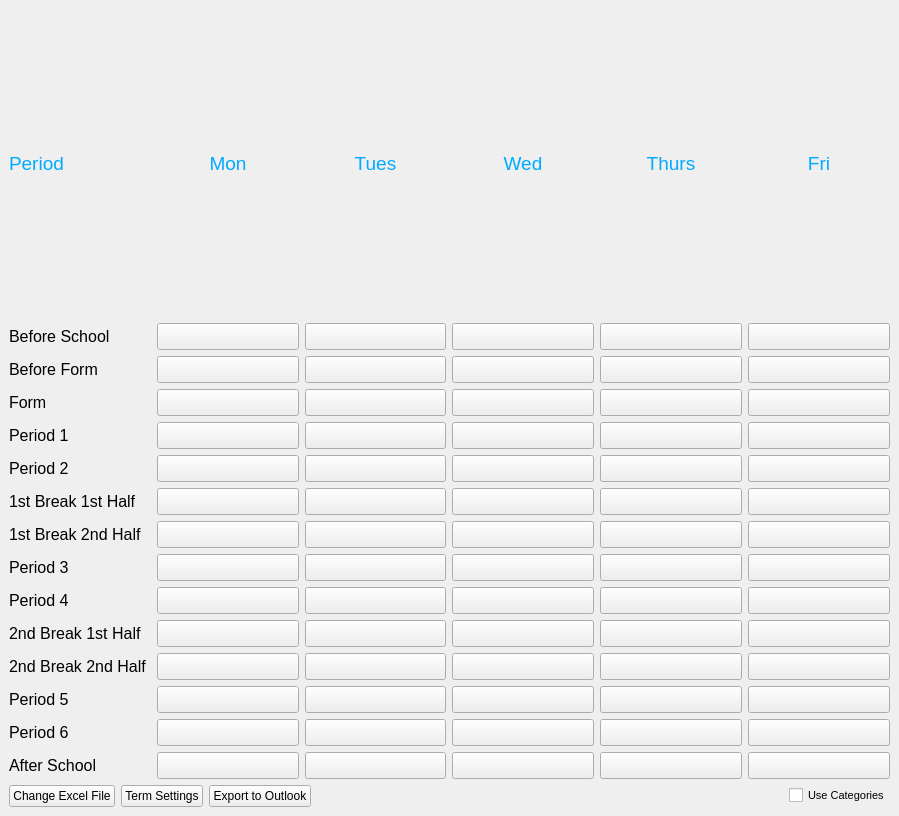
Before: the Qt Designer form tt2outlook.ui in DamoM73/timetabler2outlook, drawn with Qt 5.
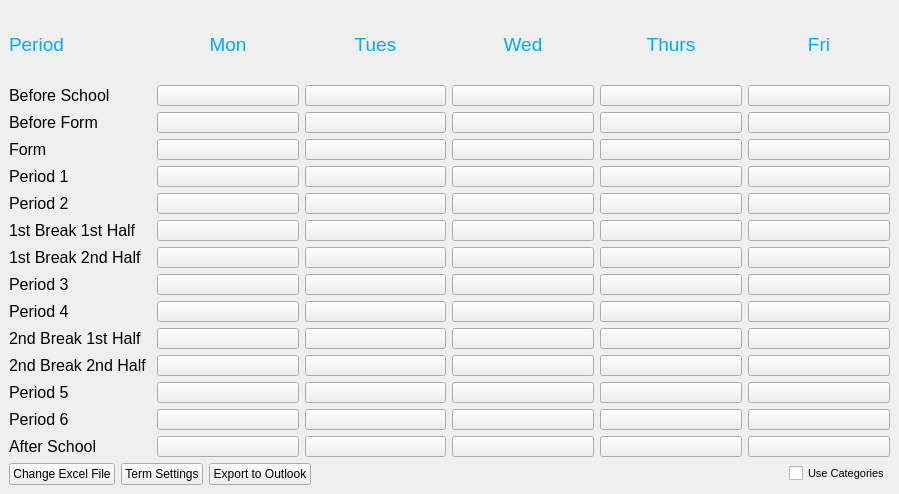
After: the same form once the commit is applied.

```diff
--- a/tt2outlook.ui
+++ b/tt2outlook.ui
@@ -7,7 +7,7 @@
     <x>0</x>
     <y>0</y>
     <width>899</width>
-    <height>816</height>
+    <height>494</height>
    </rect>
   </property>
   <property name="windowTitle">
@@ -15,6 +15,18 @@
   </property>
   <widget class="QWidget" name="centralwidget">
    <layout class="QGridLayout" name="gridLayout">
+    <property name="leftMargin">
+     <number>9</number>
+    </property>
+    <property name="topMargin">
+     <number>9</number>
+    </property>
+    <property name="rightMargin">
+     <number>9</number>
+    </property>
+    <property name="bottomMargin">
+     <number>9</number>
+    </property>
     <item row="0" column="0">
      <layout class="QVBoxLayout" name="verticalLayout">
       <item>
@@ -174,7 +186,7 @@
          <widget class="QPushButton" name="mon_bs_btn">
           <property name="font">
            <font>
-            <pointsize>12</pointsize>
+            <pointsize>8</pointsize>
            </font>
           </property>
           <property name="text">
@@ -189,7 +201,7 @@
          <widget class="QPushButton" name="tues_bs_btn">
           <property name="font">
            <font>
-            <pointsize>12</pointsize>
+            <pointsize>8</pointsize>
            </font>
           </property>
           <property name="text">
@@ -204,7 +216,7 @@
          <widget class="QPushButton" name="wed_bs_btn">
           <property name="font">
            <font>
-            <pointsize>12</pointsize>
+            <pointsize>8</pointsize>
            </font>
           </property>
           <property name="text">
@@ -219,7 +231,7 @@
          <widget class="QPushButton" name="thurs_bs_btn">
           <property name="font">
            <font>
-            <pointsize>12</pointsize>
+            <pointsize>8</pointsize>
            </font>
           </property>
           <property name="text">
@@ -234,7 +246,7 @@
          <widget class="QPushButton" name="fri_bs_btn">
           <property name="font">
            <font>
-            <pointsize>12</pointsize>
+            <pointsize>8</pointsize>
            </font>
           </property>
           <property name="text">
@@ -265,7 +277,7 @@
          <widget class="QPushButton" name="mon_bf_btn">
           <property name="font">
            <font>
-            <pointsize>12</pointsize>
+            <pointsize>8</pointsize>
            </font>
           </property>
           <property name="text">
@@ -280,7 +292,7 @@
          <widget class="QPushButton" name="tues_bf_btn">
           <property name="font">
            <font>
-            <pointsize>12</pointsize>
+            <pointsize>8</pointsize>
            </font>
           </property>
           <property name="text">
@@ -295,7 +307,7 @@
          <widget class="QPushButton" name="wed_bf_btn">
           <property name="font">
            <font>
-            <pointsize>12</pointsize>
+            <pointsize>8</pointsize>
            </font>
           </property>
           <property name="text">
@@ -310,7 +322,7 @@
          <widget class="QPushButton" name="thurs_bf_btn">
           <property name="font">
            <font>
-            <pointsize>12</pointsize>
+            <pointsize>8</pointsize>
            </font>
           </property>
           <property name="text">
@@ -325,7 +337,7 @@
          <widget class="QPushButton" name="fri_bf_btn">
           <property name="font">
            <font>
-            <pointsize>12</pointsize>
+            <pointsize>8</pointsize>
            </font>
           </property>
           <property name="text">
@@ -356,7 +368,7 @@
          <widget class="QPushButton" name="mon_f_btn">
           <property name="font">
            <font>
-            <pointsize>12</pointsize>
+            <pointsize>8</pointsize>
            </font>
           </property>
           <property name="text">
@@ -371,7 +383,7 @@
          <widget class="QPushButton" name="tues_f_btn">
           <property name="font">
            <font>
-            <pointsize>12</pointsize>
+            <pointsize>8</pointsize>
            </font>
           </property>
           <property name="text">
@@ -386,7 +398,7 @@
          <widget class="QPushButton" name="wed_f_btn">
           <property name="font">
            <font>
-            <pointsize>12</pointsize>
+            <pointsize>8</pointsize>
            </font>
           </property>
           <property name="text">
@@ -401,7 +413,7 @@
          <widget class="QPushButton" name="thurs_f_btn">
           <property name="font">
            <font>
-            <pointsize>12</pointsize>
+            <pointsize>8</pointsize>
            </font>
           </property>
           <property name="text">
@@ -416,7 +428,7 @@
          <widget class="QPushButton" name="fri_f_btn">
           <property name="font">
            <font>
-            <pointsize>12</pointsize>
+            <pointsize>8</pointsize>
            </font>
           </property>
           <property name="text">
@@ -447,7 +459,7 @@
          <widget class="QPushButton" name="mon_p1_btn">
           <property name="font">
            <font>
-            <pointsize>12</pointsize>
+            <pointsize>8</pointsize>
            </font>
           </property>
           <property name="text">
@@ -462,7 +474,7 @@
          <widget class="QPushButton" name="tues_p1_btn">
           <property name="font">
            <font>
-            <pointsize>12</pointsize>
+            <pointsize>8</pointsize>
            </font>
           </property>
           <property name="text">
@@ -477,7 +489,7 @@
          <widget class="QPushButton" name="wed_p1_btn">
           <property name="font">
            <font>
-            <pointsize>12</pointsize>
+            <pointsize>8</pointsize>
            </font>
           </property>
           <property name="text">
@@ -492,7 +504,7 @@
          <widget class="QPushButton" name="thurs_p1_btn">
           <property name="font">
            <font>
-            <pointsize>12</pointsize>
+            <pointsize>8</pointsize>
            </font>
           </property>
           <property name="text">
@@ -507,7 +519,7 @@
          <widget class="QPushButton" name="fri_p1_btn">
           <property name="font">
            <font>
-            <pointsize>12</pointsize>
+            <pointsize>8</pointsize>
            </font>
           </property>
           <property name="text">
@@ -538,7 +550,7 @@
          <widget class="QPushButton" name="mon_p2_btn">
           <property name="font">
            <font>
-            <pointsize>12</pointsize>
+            <pointsize>8</pointsize>
            </font>
           </property>
           <property name="text">
@@ -553,7 +565,7 @@
          <widget class="QPushButton" name="tues_p2_btn">
           <property name="font">
            <font>
-            <pointsize>12</pointsize>
+            <pointsize>8</pointsize>
            </font>
           </property>
           <property name="text">
@@ -568,7 +580,7 @@
          <widget class="QPushButton" name="wed_p2_btn">
           <property name="font">
            <font>
-            <pointsize>12</pointsize>
+            <pointsize>8</pointsize>
            </font>
           </property>
           <property name="text">
@@ -583,7 +595,7 @@
          <widget class="QPushButton" name="thurs_p2_btn">
           <property name="font">
            <font>
-            <pointsize>12</pointsize>
+            <pointsize>8</pointsize>
            </font>
           </property>
           <property name="text">
@@ -598,7 +610,7 @@
          <widget class="QPushButton" name="fri_p2_btn">
           <property name="font">
            <font>
-            <pointsize>12</pointsize>
+            <pointsize>8</pointsize>
            </font>
           </property>
           <property name="text">
@@ -629,7 +641,7 @@
          <widget class="QPushButton" name="mon_fbfh_btn">
           <property name="font">
            <font>
-            <pointsize>12</pointsize>
+            <pointsize>8</pointsize>
            </font>
           </property>
           <property name="text">
@@ -644,7 +656,7 @@
          <widget class="QPushButton" name="tues_fbfh_btn">
           <property name="font">
            <font>
-            <pointsize>12</pointsize>
+            <pointsize>8</pointsize>
            </font>
           </property>
           <property name="text">
@@ -659,7 +671,7 @@
          <widget class="QPushButton" name="wed_fbfh_btn">
           <property name="font">
            <font>
-            <pointsize>12</pointsize>
+            <pointsize>8</pointsize>
            </font>
           </property>
           <property name="text">
@@ -674,7 +686,7 @@
          <widget class="QPushButton" name="thurs_fbfh_btn">
           <property name="font">
            <font>
-            <pointsize>12</pointsize>
+            <pointsize>8</pointsize>
            </font>
           </property>
           <property name="text">
@@ -689,7 +701,7 @@
          <widget class="QPushButton" name="fri_fbfh_btn">
           <property name="font">
            <font>
-            <pointsize>12</pointsize>
+            <pointsize>8</pointsize>
            </font>
           </property>
           <property name="text">
@@ -720,7 +732,7 @@
          <widget class="QPushButton" name="mon_fbsh_btn">
           <property name="font">
            <font>
-            <pointsize>12</pointsize>
+            <pointsize>8</pointsize>
            </font>
           </property>
           <property name="text">
@@ -735,7 +747,7 @@
          <widget class="QPushButton" name="tues_fbsh_btn">
           <property name="font">
            <font>
-            <pointsize>12</pointsize>
+            <pointsize>8</pointsize>
            </font>
           </property>
           <property name="text">
@@ -750,7 +762,7 @@
          <widget class="QPushButton" name="wed_fbsh_btn">
           <property name="font">
            <font>
-            <pointsize>12</pointsize>
+            <pointsize>8</pointsize>
            </font>
           </property>
           <property name="text">
@@ -765,7 +777,7 @@
          <widget class="QPushButton" name="thurs_fbsh_btn">
           <property name="font">
            <font>
-            <pointsize>12</pointsize>
+            <pointsize>8</pointsize>
            </font>
           </property>
           <property name="text">
@@ -780,7 +792,7 @@
          <widget class="QPushButton" name="fri_fbsh_btn">
           <property name="font">
            <font>
-            <pointsize>12</pointsize>
+            <pointsize>8</pointsize>
            </font>
           </property>
           <property name="text">
@@ -811,7 +823,7 @@
          <widget class="QPushButton" name="mon_p3_btn">
           <property name="font">
            <font>
-            <pointsize>12</pointsize>
+            <pointsize>8</pointsize>
            </font>
           </property>
           <property name="text">
@@ -826,7 +838,7 @@
          <widget class="QPushButton" name="tues_p3_btn">
           <property name="font">
            <font>
-            <pointsize>12</pointsize>
+            <pointsize>8</pointsize>
            </font>
           </property>
           <property name="text">
@@ -841,7 +853,7 @@
          <widget class="QPushButton" name="wed_p3_btn">
           <property name="font">
            <font>
-            <pointsize>12</pointsize>
+            <pointsize>8</pointsize>
            </font>
           </property>
           <property name="text">
@@ -856,7 +868,7 @@
          <widget class="QPushButton" name="thurs_p3_btn">
           <property name="font">
            <font>
-            <pointsize>12</pointsize>
+            <pointsize>8</pointsize>
            </font>
           </property>
           <property name="text">
@@ -871,7 +883,7 @@
          <widget class="QPushButton" name="fri_p3_btn">
           <property name="font">
            <font>
-            <pointsize>12</pointsize>
+            <pointsize>8</pointsize>
            </font>
           </property>
           <property name="text">
@@ -902,7 +914,7 @@
          <widget class="QPushButton" name="mon_p4_btn">
           <property name="font">
            <font>
-            <pointsize>12</pointsize>
+            <pointsize>8</pointsize>
            </font>
           </property>
           <property name="text">
@@ -917,7 +929,7 @@
          <widget class="QPushButton" name="tues_p4_btn">
           <property name="font">
            <font>
-            <pointsize>12</pointsize>
+            <pointsize>8</pointsize>
            </font>
           </property>
           <property name="text">
@@ -932,7 +944,7 @@
          <widget class="QPushButton" name="wed_p4_btn">
           <property name="font">
            <font>
-            <pointsize>12</pointsize>
+            <pointsize>8</pointsize>
            </font>
           </property>
           <property name="text">
@@ -947,7 +959,7 @@
          <widget class="QPushButton" name="thurs_p4_btn">
           <property name="font">
            <font>
-            <pointsize>12</pointsize>
+            <pointsize>8</pointsize>
            </font>
           </property>
           <property name="text">
@@ -962,7 +974,7 @@
          <widget class="QPushButton" name="fri_p4_btn">
           <property name="font">
            <font>
-            <pointsize>12</pointsize>
+            <pointsize>8</pointsize>
            </font>
           </property>
           <property name="text">
@@ -993,7 +1005,7 @@
          <widget class="QPushButton" name="mon_sbfh_btn">
           <property name="font">
            <font>
-            <pointsize>12</pointsize>
+            <pointsize>8</pointsize>
            </font>
           </property>
           <property name="text">
@@ -1008,7 +1020,7 @@
          <widget class="QPushButton" name="tues_sbfh_btn">
           <property name="font">
            <font>
-            <pointsize>12</pointsize>
+            <pointsize>8</pointsize>
            </font>
           </property>
           <property name="text">
@@ -1023,7 +1035,7 @@
          <widget class="QPushButton" name="wed_sbfh_btn">
           <property name="font">
            <font>
-            <pointsize>12</pointsize>
+            <pointsize>8</pointsize>
            </font>
           </property>
           <property name="text">
@@ -1038,7 +1050,7 @@
          <widget class="QPushButton" name="thurs_sbfh_btn">
           <property name="font">
            <font>
-            <pointsize>12</pointsize>
+            <pointsize>8</pointsize>
            </font>
           </property>
           <property name="text">
@@ -1053,7 +1065,7 @@
          <widget class="QPushButton" name="fri_sbfh_btn">
           <property name="font">
            <font>
-            <pointsize>12</pointsize>
+            <pointsize>8</pointsize>
            </font>
           </property>
           <property name="text">
@@ -1084,7 +1096,7 @@
          <widget class="QPushButton" name="mon_sbsh_btn">
           <property name="font">
            <font>
-            <pointsize>12</pointsize>
+            <pointsize>8</pointsize>
            </font>
           </property>
           <property name="text">
@@ -1099,7 +1111,7 @@
          <widget class="QPushButton" name="tues_sbsh_btn">
           <property name="font">
            <font>
-            <pointsize>12</pointsize>
+            <pointsize>8</pointsize>
            </font>
           </property>
           <property name="text">
@@ -1114,7 +1126,7 @@
          <widget class="QPushButton" name="wed_sbsh_btn">
           <property name="font">
            <font>
-            <pointsize>12</pointsize>
+            <pointsize>8</pointsize>
            </font>
           </property>
           <property name="text">
@@ -1129,7 +1141,7 @@
          <widget class="QPushButton" name="thurs_sbsh_btn">
           <property name="font">
            <font>
-            <pointsize>12</pointsize>
+            <pointsize>8</pointsize>
            </font>
           </property>
           <property name="text">
@@ -1144,7 +1156,7 @@
          <widget class="QPushButton" name="fri_sbsh_btn">
           <property name="font">
            <font>
-            <pointsize>12</pointsize>
+            <pointsize>8</pointsize>
            </font>
           </property>
           <property name="text">
@@ -1175,7 +1187,7 @@
          <widget class="QPushButton" name="mon_p5_btn">
           <property name="font">
            <font>
-            <pointsize>12</pointsize>
+            <pointsize>8</pointsize>
            </font>
           </property>
           <property name="text">
@@ -1190,7 +1202,7 @@
          <widget class="QPushButton" name="tues_p5_btn">
           <property name="font">
            <font>
-            <pointsize>12</pointsize>
+            <pointsize>8</pointsize>
            </font>
           </property>
           <property name="text">
@@ -1205,7 +1217,7 @@
          <widget class="QPushButton" name="wed_p5_btn">
           <property name="font">
            <font>
-            <pointsize>12</pointsize>
+            <pointsize>8</pointsize>
            </font>
           </property>
           <property name="text">
@@ -1220,7 +1232,7 @@
          <widget class="QPushButton" name="thurs_p5_btn">
           <property name="font">
            <font>
-            <pointsize>12</pointsize>
+            <pointsize>8</pointsize>
            </font>
           </property>
           <property name="text">
@@ -1235,7 +1247,7 @@
          <widget class="QPushButton" name="fri_p5_btn">
           <property name="font">
            <font>
-            <pointsize>12</pointsize>
+            <pointsize>8</pointsize>
            </font>
           </property>
           <property name="text">
@@ -1266,7 +1278,7 @@
          <widget class="QPushButton" name="mon_p6_btn">
           <property name="font">
            <font>
-            <pointsize>12</pointsize>
+            <pointsize>8</pointsize>
            </font>
           </property>
           <property name="text">
@@ -1281,7 +1293,7 @@
          <widget class="QPushButton" name="tues_p6_btn">
           <property name="font">
            <font>
-            <pointsize>12</pointsize>
+            <pointsize>8</pointsize>
            </font>
           </property>
           <property name="text">
@@ -1296,7 +1308,7 @@
          <widget class="QPushButton" name="wed_p6_btn">
           <property name="font">
            <font>
-            <pointsize>12</pointsize>
+            <pointsize>8</pointsize>
            </font>
           </property>
           <property name="text">
@@ -1311,7 +1323,7 @@
          <widget class="QPushButton" name="thurs_p6_btn">
           <property name="font">
            <font>
-            <pointsize>12</pointsize>
+            <pointsize>8</pointsize>
            </font>
           </property>
           <property name="text">
@@ -1326,7 +1338,7 @@
          <widget class="QPushButton" name="fri_p6_btn">
           <property name="font">
            <font>
-            <pointsize>12</pointsize>
+            <pointsize>8</pointsize>
            </font>
           </property>
           <property name="text">
@@ -1357,7 +1369,7 @@
          <widget class="QPushButton" name="mon_as_btn">
           <property name="font">
            <font>
-            <pointsize>12</pointsize>
+            <pointsize>8</pointsize>
            </font>
           </property>
           <property name="text">
@@ -1372,7 +1384,7 @@
          <widget class="QPushButton" name="tues_as_btn">
           <property name="font">
            <font>
-            <pointsize>12</pointsize>
+            <pointsize>8</pointsize>
            </font>
           </property>
           <property name="text">
@@ -1387,7 +1399,7 @@
          <widget class="QPushButton" name="wed_as_btn">
           <property name="font">
            <font>
-            <pointsize>12</pointsize>
+            <pointsize>8</pointsize>
            </font>
           </property>
           <property name="text">
@@ -1402,7 +1414,7 @@
          <widget class="QPushButton" name="thurs_as_btn">
           <property name="font">
            <font>
-            <pointsize>12</pointsize>
+            <pointsize>8</pointsize>
            </font>
           </property>
           <property name="text">
@@ -1417,7 +1429,7 @@
          <widget class="QPushButton" name="fri_as_btn">
           <property name="font">
            <font>
-            <pointsize>12</pointsize>
+            <pointsize>8</pointsize>
            </font>
           </property>
           <property name="text">
```
